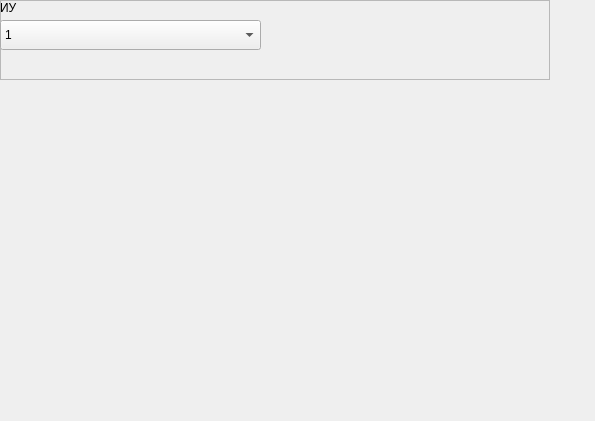
Old version of the form m_cfg/unitWidgets/widget_iu_bl_ip.ui in the repository xXRadioHeadXx/start7.
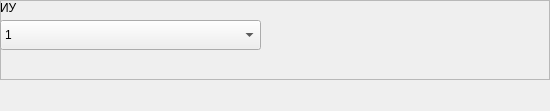
New version of the form.

```diff
--- a/m_cfg/unitWidgets/widget_iu_bl_ip.ui
+++ b/m_cfg/unitWidgets/widget_iu_bl_ip.ui
@@ -6,8 +6,8 @@
    <rect>
     <x>0</x>
     <y>0</y>
-    <width>595</width>
-    <height>421</height>
+    <width>550</width>
+    <height>111</height>
    </rect>
   </property>
   <property name="sizePolicy">
```
